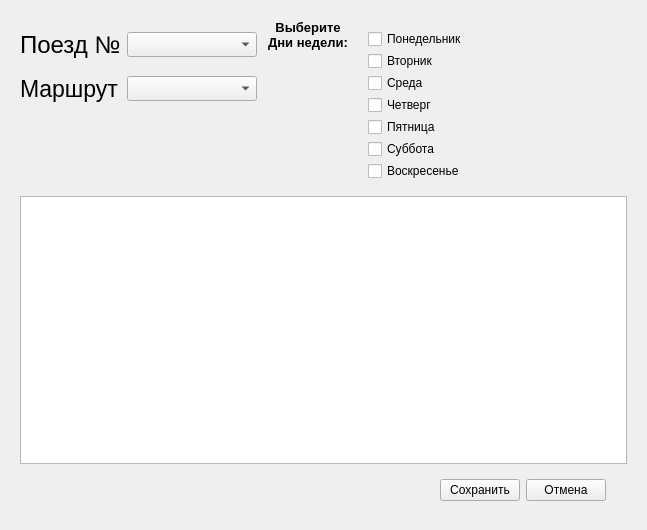
This is editPassagesDialog.ui in Mihailus2000/sem08_BSBD_Kursach as Qt 5 draws it before an edit. The edited form follows.
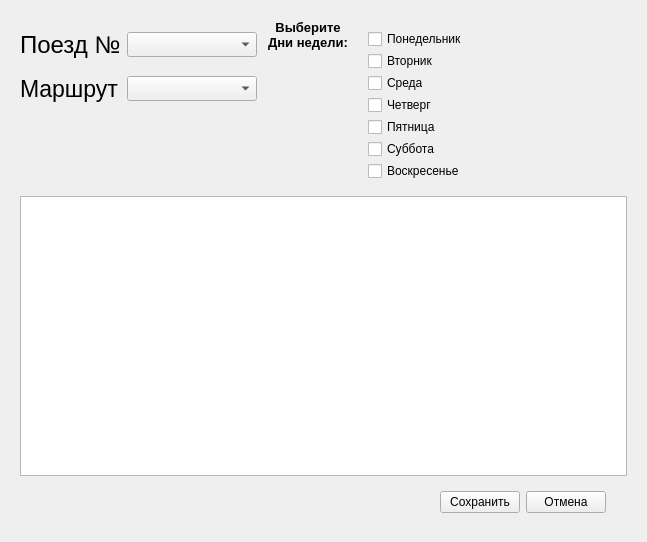
This is the edited form.

What changed in the file:
```diff
--- a/editPassagesDialog.ui
+++ b/editPassagesDialog.ui
@@ -7,7 +7,7 @@
     <x>0</x>
     <y>0</y>
     <width>647</width>
-    <height>530</height>
+    <height>542</height>
    </rect>
   </property>
   <property name="windowTitle">
```
Left out of the diff: 2 changed lines with no effect on the pictures.
